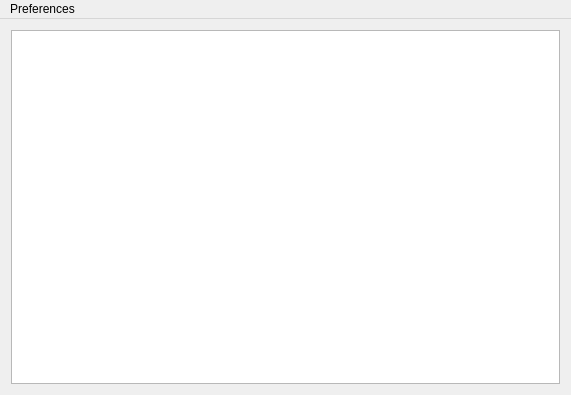
Qt form RDCServer/RDCMainWindow.ui (WangLuofan/RDCSource) before a commit.
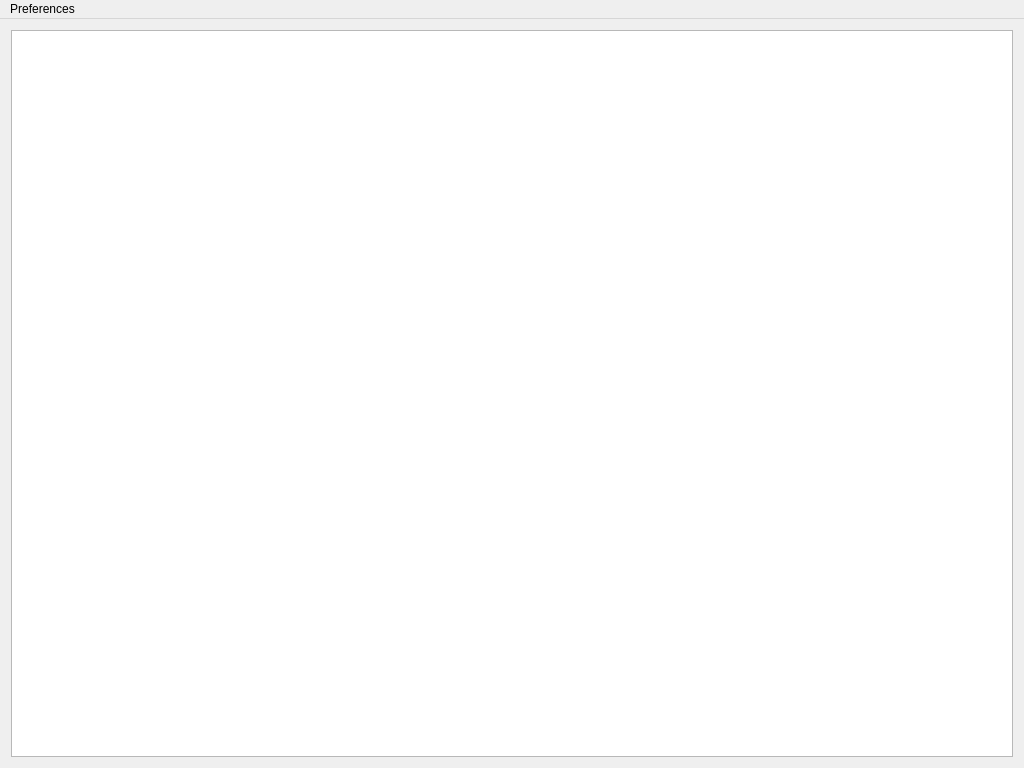
The same form after that commit.

Diff of the .ui file:
```diff
--- a/RDCServer/RDCMainWindow.ui
+++ b/RDCServer/RDCMainWindow.ui
@@ -6,8 +6,8 @@
    <rect>
     <x>0</x>
     <y>0</y>
-    <width>571</width>
-    <height>395</height>
+    <width>1024</width>
+    <height>768</height>
    </rect>
   </property>
   <property name="windowTitle">
@@ -35,7 +35,7 @@
     <rect>
      <x>0</x>
      <y>0</y>
-     <width>571</width>
+     <width>1024</width>
      <height>25</height>
     </rect>
    </property>
```
Left out of the diff: 5 changed lines with no effect on the pictures.
